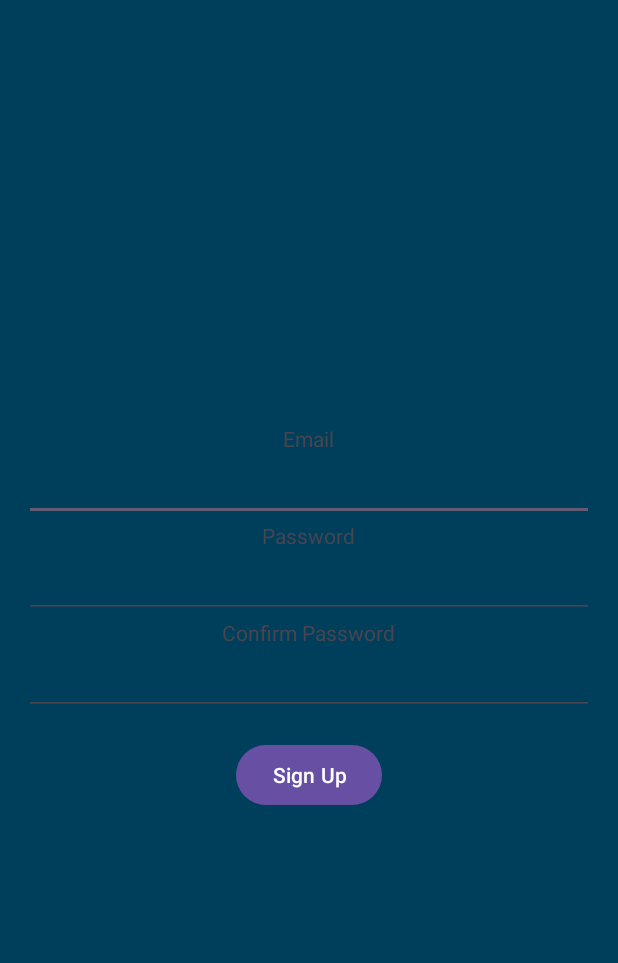
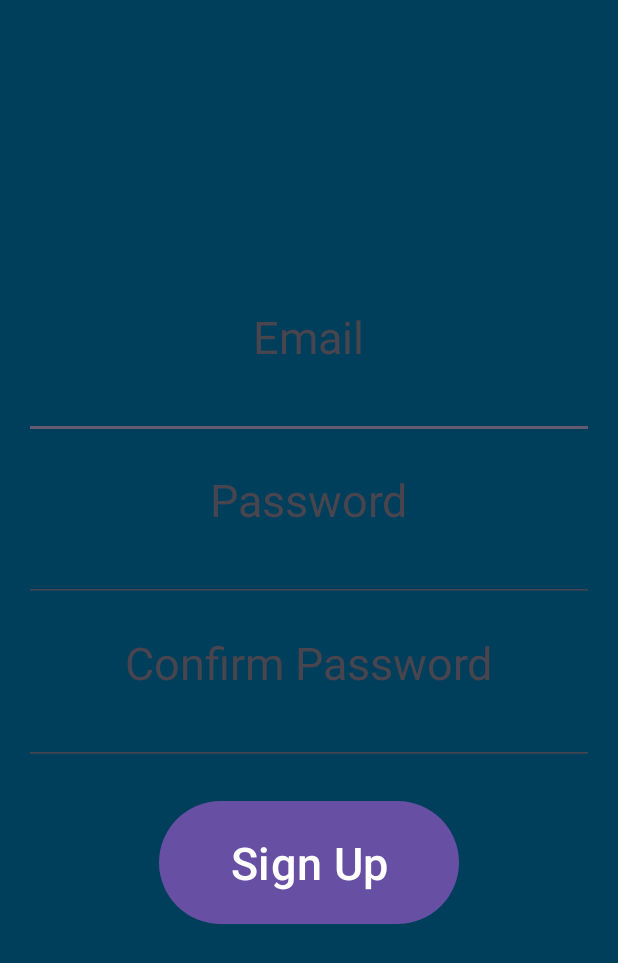
Before and after one commit to valantis-moustakakis/demo-android-client, an Android app: the SignUpActivity screen opened directly, with no data from a screen before it, on a phone screen of 412 x 824 dp. Shown: the top 963 px of the screen. Run offline under Robolectric (Android 15) with nearby library versions, the light colour scheme and no system bars.

Commit message:
Texts enlargement

```diff
--- a/app/src/main/res/layout/activity_sign_up.xml
+++ b/app/src/main/res/layout/activity_sign_up.xml
@@ -12,41 +12,50 @@
     <TextView
         android:layout_width="wrap_content"
         android:layout_height="wrap_content"
-        android:text="Email" />
+        android:text="Email"
+        android:textSize="30sp" />
 
     <EditText
         android:id="@+id/email_edit_text"
         android:layout_width="match_parent"
         android:layout_height="wrap_content"
-        android:inputType="textEmailAddress" />
+        android:inputType="textEmailAddress"
+        android:textSize="20sp" />
 
     <TextView
         android:layout_width="wrap_content"
         android:layout_height="wrap_content"
-        android:text="Password" />
+        android:text="Password"
+        android:layout_marginTop="20dp"
+        android:textSize="30sp" />
 
     <EditText
         android:id="@+id/password_edit_text"
         android:layout_width="match_parent"
         android:layout_height="wrap_content"
-        android:inputType="textPassword" />
+        android:inputType="textPassword"
+        android:textSize="20sp" />
 
     <TextView
         android:layout_width="wrap_content"
         android:layout_height="wrap_content"
-        android:text="Confirm Password" />
+        android:text="Confirm Password"
+        android:layout_marginTop="20dp"
+        android:textSize="30sp" />
 
     <EditText
         android:id="@+id/confirm_password_edit_text"
         android:layout_width="match_parent"
         android:layout_height="wrap_content"
-        android:inputType="textPassword" />
+        android:inputType="textPassword"
+        android:textSize="20sp" />
 
     <Button
         android:id="@+id/sign_up_button"
-        android:layout_width="wrap_content"
-        android:layout_height="wrap_content"
+        android:layout_width="200dp"
+        android:layout_height="90dp"
         android:text="Sign Up"
-        android:layout_marginTop="16dp" />
+        android:layout_marginTop="20dp"
+        android:textSize="30sp" />
 
 </LinearLayout>
```
Also changed, not shown: app/src/main/res/layout/activity_login.xml (+13 -7 lines), app/src/main/res/layout/activity_measurement.xml (+10 -9 lines), app/src/main/res/layout/activity_report_incident.xml (+13 -6 lines).
